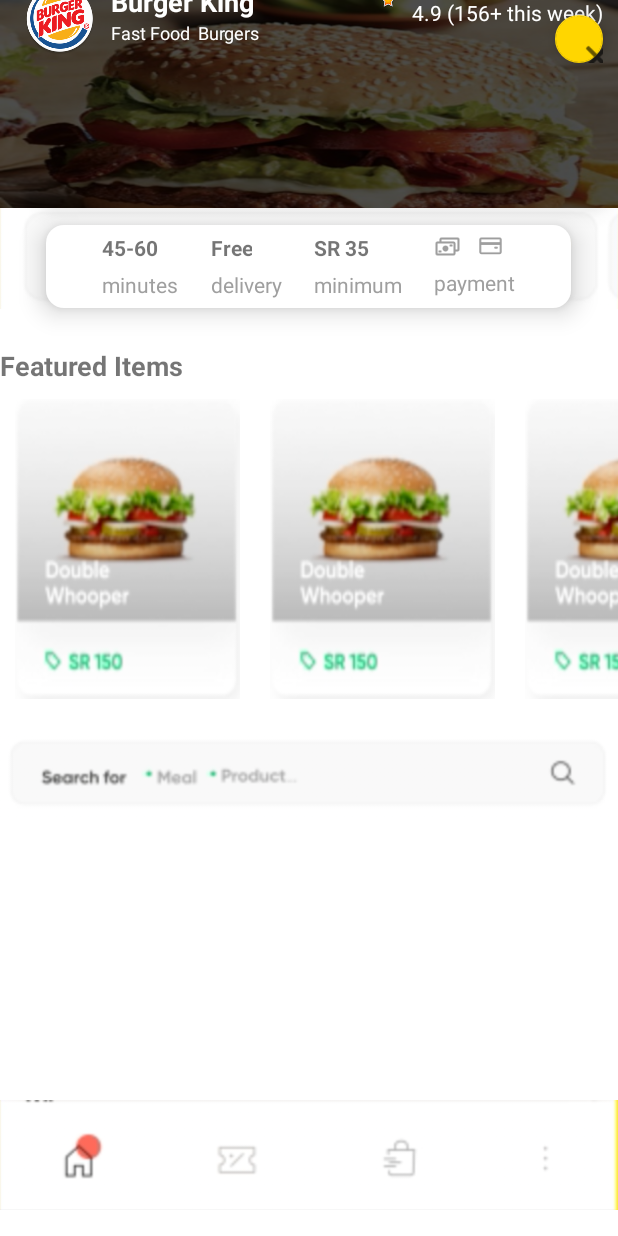
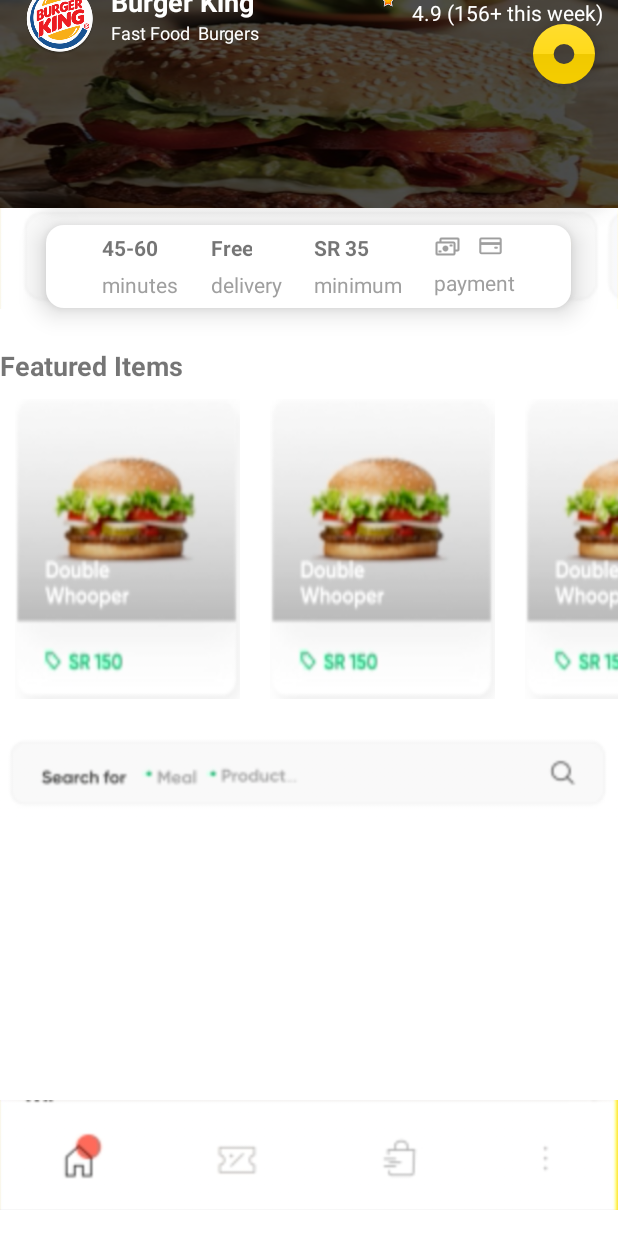
Before and after one commit to AhmedNMahran/test-animation, an Android app: the DetailsActivity screen opened directly, with no data from a screen before it, on a phone screen of 412 x 824 dp. Run offline under Robolectric (Android 15) with nearby library versions, the phone set to English and light mode, and no system bars; libraries missing offline, so code that uses them is left out: com.appolica.flubber, com.github.florent37.kotlin, org.jetbrains.anko.

Commit message:
update design

```diff
--- a/app/src/main/java/com/hungerstation/animationchallenge/DetailsActivity.kt
+++ b/app/src/main/java/com/hungerstation/animationchallenge/DetailsActivity.kt
@@ -64,6 +64,7 @@ class DetailsActivity : AppCompatActivity() {
 
         burger.animate().setDuration(820).translationY(-250f).alpha(1f).start()
         itemsToFade.animate().setDuration(700).setStartDelay(300).translationY(-250f).alpha(1f).start()
+        close.animate().scaleXBy(30f).alpha(1f).scaleY(30f).setStartDelay(150).setDuration(120).start()
         burger.visibility = VISIBLE
         if (Build.VERSION.SDK_INT == Build.VERSION_CODES.LOLLIPOP) {
             // get the center for the clipping circle
--- a/app/src/main/res/layout/content_details.xml
+++ b/app/src/main/res/layout/content_details.xml
@@ -269,11 +269,12 @@
     </RelativeLayout>
 
     <android.support.design.widget.FloatingActionButton
-        android:layout_width="32dp"
-        android:layout_height="wrap_content"
+        android:layout_width="1dp"
+        android:layout_height="1dp"
+        android:alpha="0"
         android:layout_gravity="right"
-        android:layout_margin="10dp"
-
+        android:layout_margin="35dp"
+        android:id="@+id/close"
         android:background="@color/color_user_yellow"
         android:src="@android:drawable/ic_menu_close_clear_cancel"
         android:tint="#000" />
```
